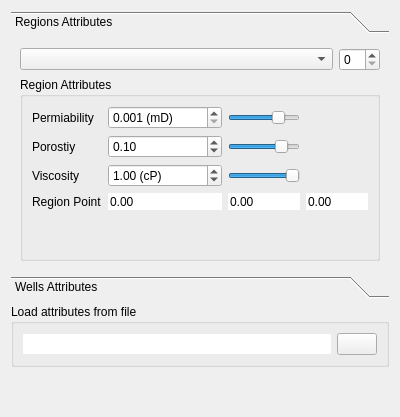
Qt form src/Apps/Simulator/FormPropertyValues.ui (jdms/rrm) before a commit.
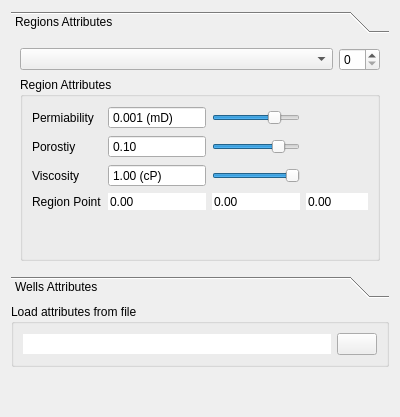
The same form after that commit. Icons and pictures are not drawn.

Commit message: Fixed sliders/spinbox sincronization.

Diff of the .ui file:
```diff
--- a/src/Apps/Simulator/FormPropertyValues.ui
+++ b/src/Apps/Simulator/FormPropertyValues.ui
@@ -36,8 +36,8 @@
        <rect>
         <x>0</x>
         <y>0</y>
-        <width>387</width>
-        <height>219</height>
+        <width>382</width>
+        <height>227</height>
        </rect>
       </property>
       <attribute name="label">
@@ -101,6 +101,12 @@
           </item>
           <item row="1" column="1">
            <widget class="QDoubleSpinBox" name="doubleSpinBox_Region_Porosity">
+            <property name="readOnly">
+             <bool>true</bool>
+            </property>
+            <property name="buttonSymbols">
+             <enum>QAbstractSpinBox::NoButtons</enum>
+            </property>
             <property name="minimum">
              <double>0.010000000000000</double>
             </property>
@@ -117,6 +123,12 @@
           </item>
           <item row="0" column="1">
            <widget class="QDoubleSpinBox" name="doubleSpinBox_Region_Permeability">
+            <property name="readOnly">
+             <bool>true</bool>
+            </property>
+            <property name="buttonSymbols">
+             <enum>QAbstractSpinBox::NoButtons</enum>
+            </property>
             <property name="suffix">
              <string> (mD)</string>
             </property>
@@ -158,6 +170,12 @@
           </item>
           <item row="2" column="1">
            <widget class="QDoubleSpinBox" name="doubleSpinBox_Region_Viscosity">
+            <property name="readOnly">
+             <bool>true</bool>
+            </property>
+            <property name="buttonSymbols">
+             <enum>QAbstractSpinBox::NoButtons</enum>
+            </property>
             <property name="suffix">
              <string> (cP)</string>
             </property>
```
Left out of the diff: 2 changed lines with no effect on the pictures. The commit also changes 3 other files.
